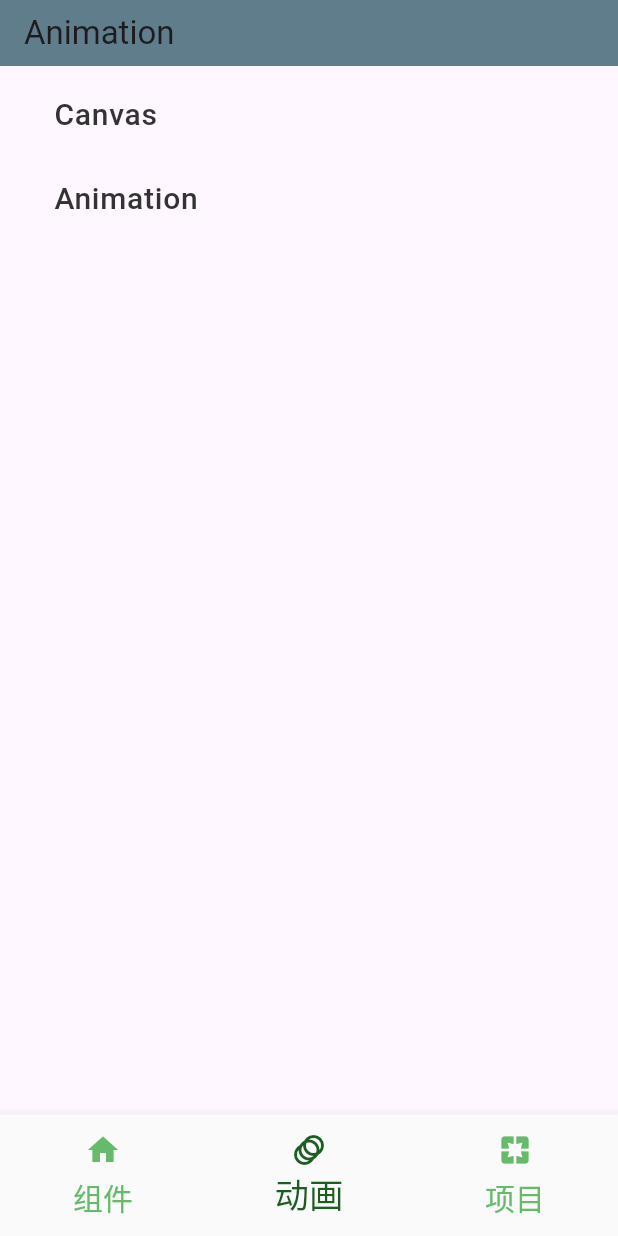
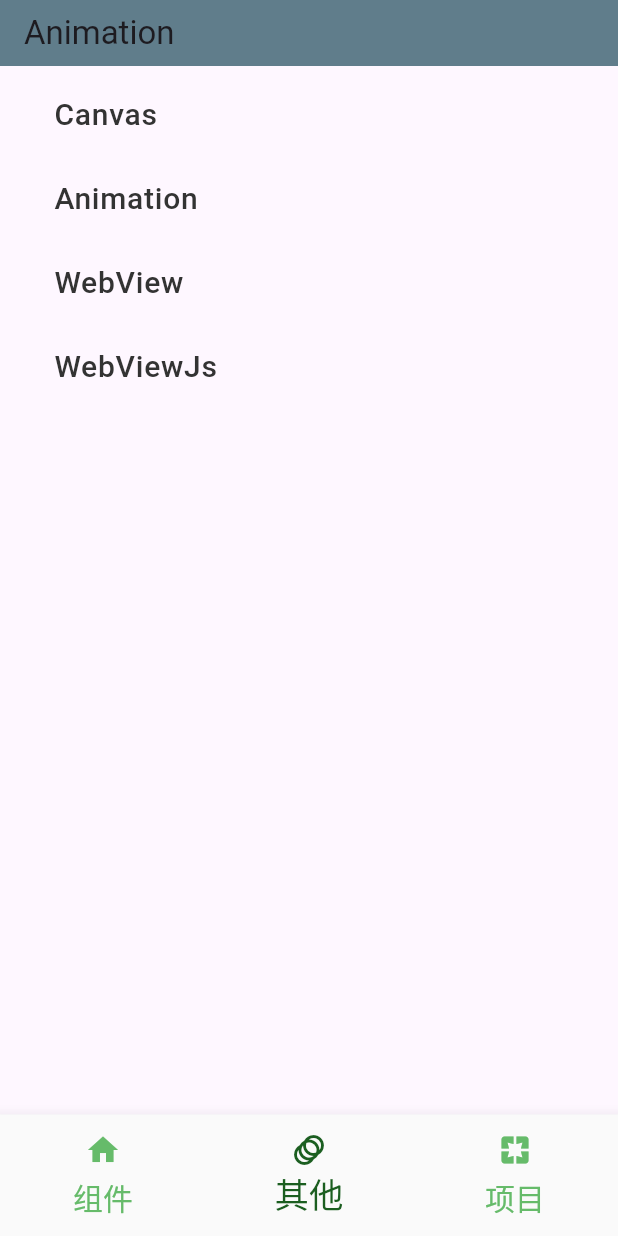
Before and after one commit to Qdafengzi/learn_flutter, a Flutter app: the screen it shows after launch, item 2 of the bottom bar chosen, on a phone screen of 412 x 824 dp. Run offline on Flutter 3.47's test engine with Material 2 defaults, Android fonts, the phone set to English and light mode, and no system bars; our stand-ins replace logger, webview_flutter.

Commit message:
webview的使用 Js交互 和日志引入

```diff
--- a/lib/constant/HomeCos.dart
+++ b/lib/constant/HomeCos.dart
@@ -2,6 +2,6 @@
 //TODO： 是否有优化的 可能？？？
 class HomeCos {
   static const String WIDGET = "组件";
-  static const String ANIMATION = "动画";
+  static const String OTHER = "其他";
   static const String PROJECT = "项目";
 }
--- a/lib/main.dart
+++ b/lib/main.dart
@@ -1,7 +1,7 @@
 
 import 'package:flutter/material.dart';
 import 'package:learn_flutter/ui/home/Widgets.dart';
-import 'package:learn_flutter/ui/home/animations.dart';
+import 'package:learn_flutter/ui/home/other.dart';
 import 'package:learn_flutter/ui/home/projects.dart';
 
 import 'constant/HomeCos.dart';
@@ -37,7 +37,7 @@ class _MainPageState extends State<MainPage> {
  @override
   void initState() {
     super.initState();
-    _children..add(Widgets(context))..add(Animations(context))..add(Projects(context));
+    _children..add(Widgets(context))..add(Other(context))..add(Projects(context));
   }
 
   final List<BottomNavigationBarItem> _list = <BottomNavigationBarItem>[
@@ -47,7 +47,7 @@ class _MainPageState extends State<MainPage> {
     ),
     const BottomNavigationBarItem(
       icon: Icon(Icons.animation),
-      label: HomeCos.ANIMATION,
+      label: HomeCos.OTHER,
     ),
     const BottomNavigationBarItem(
       icon: Icon(Icons.pages),
--- a/lib/ui/home/animations.dart
+++ /dev/null
@@ -1,87 +0,0 @@
-import 'package:flutter/material.dart';
-import 'package:learn_flutter/ui/animation/AnimationWidget.dart';
-import 'package:learn_flutter/ui/widget/FlexWidget.dart';
-import 'package:learn_flutter/ui/widget/PaddingWidget.dart';
-import 'package:learn_flutter/ui/widget/RowWidget.dart';
-import 'package:learn_flutter/ui/widget/StackWidget.dart';
-import 'package:learn_flutter/ui/widget/WrapWidget.dart';
-import '../../widgets/WidgetsListItem.dart';
-import '../animation/CanvasWidget.dart';
-import '../common/CommonPage.dart';
-import '../widget/ColumnWidget.dart';
-
-class Animations extends StatefulWidget {
-  final parentContext;
-
-  const Animations(this.parentContext, {super.key});
-
-  @override
-  State<Animations> createState() => _AnimationsState();
-}
-
-class _AnimationsState extends State<Animations> {
-  @override
-  Widget build(BuildContext context) {
-    return MaterialApp(
-      title: 'Flutter Learning Animation',
-      theme: ThemeData(
-        colorScheme: ColorScheme.fromSeed(seedColor: Colors.deepPurple),
-        useMaterial3: true,
-      ),
-      home: AnimationHome(widget.parentContext),
-    );
-  }
-}
-
-class AnimationHome extends StatefulWidget {
-  const AnimationHome(this.parentContext, {super.key});
-  final parentContext;
-
-  @override
-  State<AnimationHome> createState() => _AnimationHomeState();
-}
-
-class _AnimationHomeState extends State<AnimationHome> {
-  @override
-  Widget build(BuildContext context) {
-    return Scaffold(
-      appBar: AppBar(
-        title: const Text("Animation"),
-        toolbarHeight: 44,
-        backgroundColor: Colors.blueGrey,
-      ),
-      body: ListView(
-        padding: const EdgeInsets.fromLTRB(10, 4, 10, 4),
-        children: <Widget>[
-          ListTile(
-            title: const FListItem(title: 'Canvas'),
-            onTap: () {
-              Navigator.push(
-                  widget.parentContext,
-                  MaterialPageRoute(
-                    builder: (BuildContext context) =>
-                        // const WrapWidget(title: 'Canvas'),
-                        const CanvasWidget(title: 'Canvas'),
-                  ));
-            },
-          ),
-
-
-          ListTile(
-            title: const FListItem(title: 'Animation'),
-            onTap: () {
-              Navigator.push(
-                  widget.parentContext,
-                  MaterialPageRoute(
-                    builder: (BuildContext context) =>
-                    // const WrapWidget(title: 'Canvas'),
-                    const AnimationWidget(title: 'Animation'),
-                  ));
-            },
-          ),
-
-        ],
-      ),
-    );
-  }
-}
--- /dev/null
+++ b/lib/ui/home/other.dart
@@ -0,0 +1,104 @@
+import 'package:flutter/material.dart';
+import 'package:learn_flutter/ui/other/WebViewJsWidget.dart';
+import 'package:learn_flutter/ui/other/WebViewWidget.dart';
+import '../../widgets/WidgetsListItem.dart';
+import '../other/AnimationWidget.dart';
+import '../other/CanvasWidget.dart';
+
+class Other extends StatefulWidget {
+  final parentContext;
+
+  const Other(this.parentContext, {super.key});
+
+  @override
+  State<Other> createState() => _OtherState();
+}
+
+class _OtherState extends State<Other> {
+  @override
+  Widget build(BuildContext context) {
+    return MaterialApp(
+      title: 'Flutter Learning Animation',
+      theme: ThemeData(
+        colorScheme: ColorScheme.fromSeed(seedColor: Colors.deepPurple),
+        useMaterial3: true,
+      ),
+      home: OtherHome(widget.parentContext),
+    );
+  }
+}
+
+class OtherHome extends StatefulWidget {
+  const OtherHome(this.parentContext, {super.key});
+
+  final parentContext;
+
+  @override
+  State<OtherHome> createState() => _OtherHomeState();
+}
+
+class _OtherHomeState extends State<OtherHome> {
+  @override
+  Widget build(BuildContext context) {
+    return Scaffold(
+      appBar: AppBar(
+        title: const Text("Animation"),
+        toolbarHeight: 44,
+        backgroundColor: Colors.blueGrey,
+      ),
+      body: ListView(
+        padding: const EdgeInsets.fromLTRB(10, 4, 10, 4),
+        children: <Widget>[
+          ListTile(
+            title: const FListItem(title: 'Canvas'),
+            onTap: () {
+              Navigator.push(
+                  widget.parentContext,
+                  MaterialPageRoute(
+                    builder: (BuildContext context) =>
+                        // const WrapWidget(title: 'Canvas'),
+                        const CanvasWidget(title: 'Canvas'),
+                  ));
+            },
+          ),
+          ListTile(
+            title: const FListItem(title: 'Animation'),
+            onTap: () {
+              Navigator.push(
+                  widget.parentContext,
+                  MaterialPageRoute(
+                    builder: (BuildContext context) =>
+                        // const WrapWidget(title: 'Canvas'),
+                        const AnimationWidget(title: 'Animation'),
+                  ));
+            },
+          ),
+          ListTile(
+            title: const FListItem(title: 'WebView'),
+            onTap: () {
+              Navigator.push(
+                  widget.parentContext,
+                  MaterialPageRoute(
+                    builder: (BuildContext context) =>
+                        // const WrapWidget(title: 'Canvas'),
+                        const WebViewWidgetPage(title: 'WebView'),
+                  ));
+            },
+          ),
+          ListTile(
+            title: const FListItem(title: 'WebViewJs'),
+            onTap: () {
+              Navigator.push(
+                  widget.parentContext,
+                  MaterialPageRoute(
+                    builder: (BuildContext context) =>
+                        // const WrapWidget(title: 'Canvas'),
+                        const WebViewJsWidgetPage(title: 'WebViewJs'),
+                  ));
+            },
+          ),
+        ],
+      ),
+    );
+  }
+}
--- a/pubspec.yaml
+++ b/pubspec.yaml
@@ -35,6 +35,8 @@ dependencies:
   # The following adds the Cupertino Icons font to your application.
   # Use with the CupertinoIcons class for iOS style icons.
   cupertino_icons: ^1.0.2
+  webview_flutter: ^4.4.1
+  logger: ^2.0.2+1
 
 dev_dependencies:
   flutter_test:
@@ -60,6 +62,7 @@ flutter:
 
   # To add assets to your application, add an assets section, like this:
   assets:
+    - asset/index.html
     - images/ic_flutter.png
 
   # An image asset can refer to one or more resolution-specific "variants", see
```
Also changed, not shown: lib/ui/other/WebViewJsWidget.dart (added, +95 -0 lines), lib/ui/other/WebViewWidget.dart (added, +56 -0 lines), lib/ui/other/AnimationWidget.dart (renamed from lib/ui/animation/AnimationWidget.dart), lib/ui/other/CanvasWidget.dart (renamed from lib/ui/animation/CanvasWidget.dart), pubspec.lock, 7 other files.
